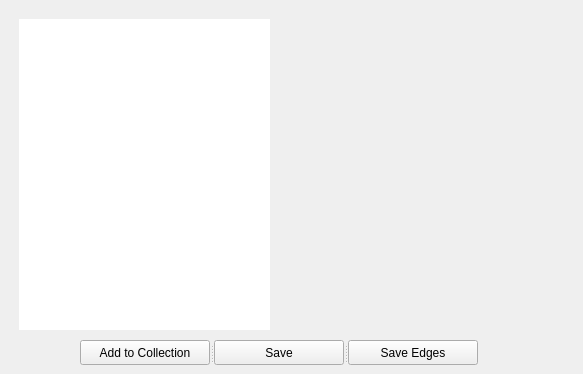
This is plugins/tools/umlChecker/umlCheckerSupport/umlCheckerTmplWindow.ui in qreal/qreal as Qt 5 draws it before an edit. The edited form follows.
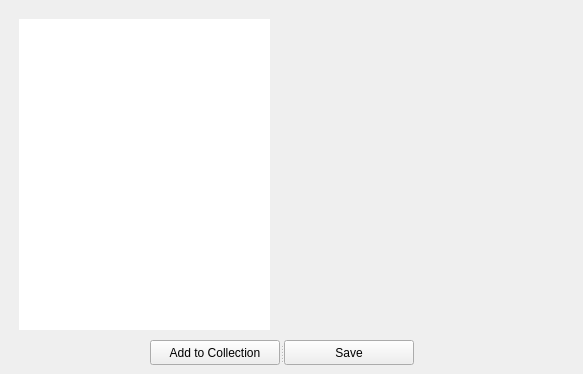
This is the edited form.

The edit to the form file:
```diff
--- a/plugins/tools/umlChecker/umlCheckerSupport/umlCheckerTmplWindow.ui
+++ b/plugins/tools/umlChecker/umlCheckerSupport/umlCheckerTmplWindow.ui
@@ -73,9 +73,9 @@
   <widget class="QSplitter" name="splitter">
    <property name="geometry">
     <rect>
-     <x>80</x>
+     <x>150</x>
      <y>340</y>
-     <width>398</width>
+     <width>264</width>
      <height>25</height>
     </rect>
    </property>
@@ -122,23 +122,6 @@
      <string>Save</string>
     </property>
    </widget>
-   <widget class="QPushButton" name="saveEdgesButton">
-    <property name="minimumSize">
-     <size>
-      <width>130</width>
-      <height>25</height>
-     </size>
-    </property>
-    <property name="maximumSize">
-     <size>
-      <width>130</width>
-      <height>25</height>
-     </size>
-    </property>
-    <property name="text">
-     <string>Save Edges</string>
-    </property>
-   </widget>
   </widget>
  </widget>
  <resources/>
```
